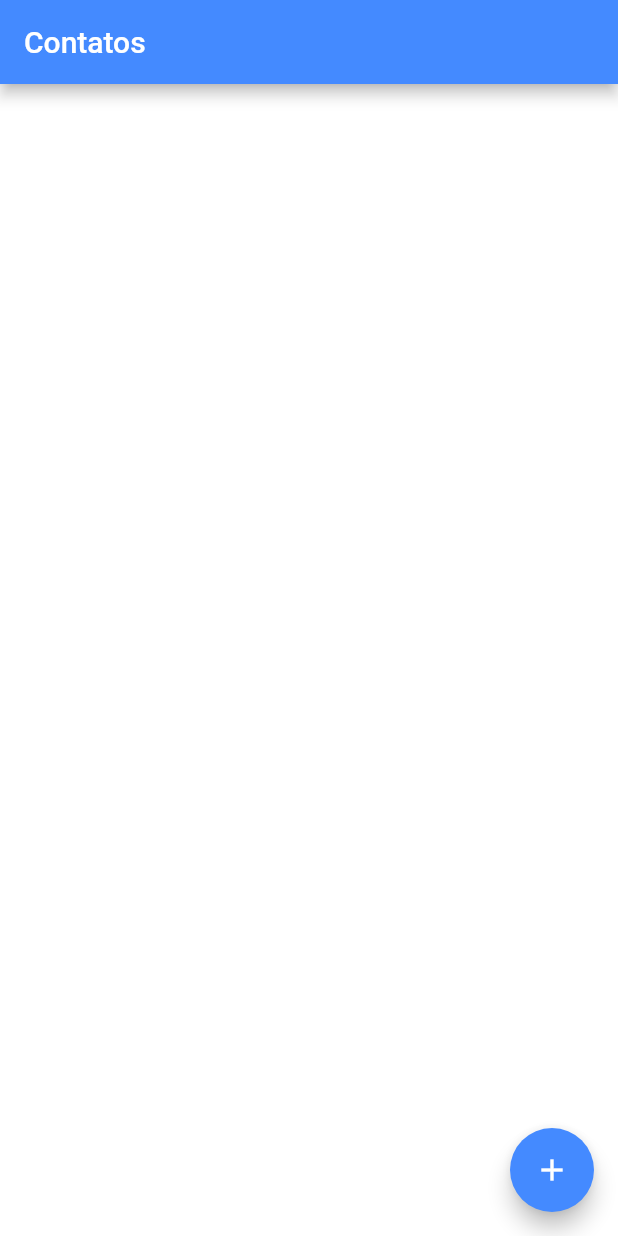
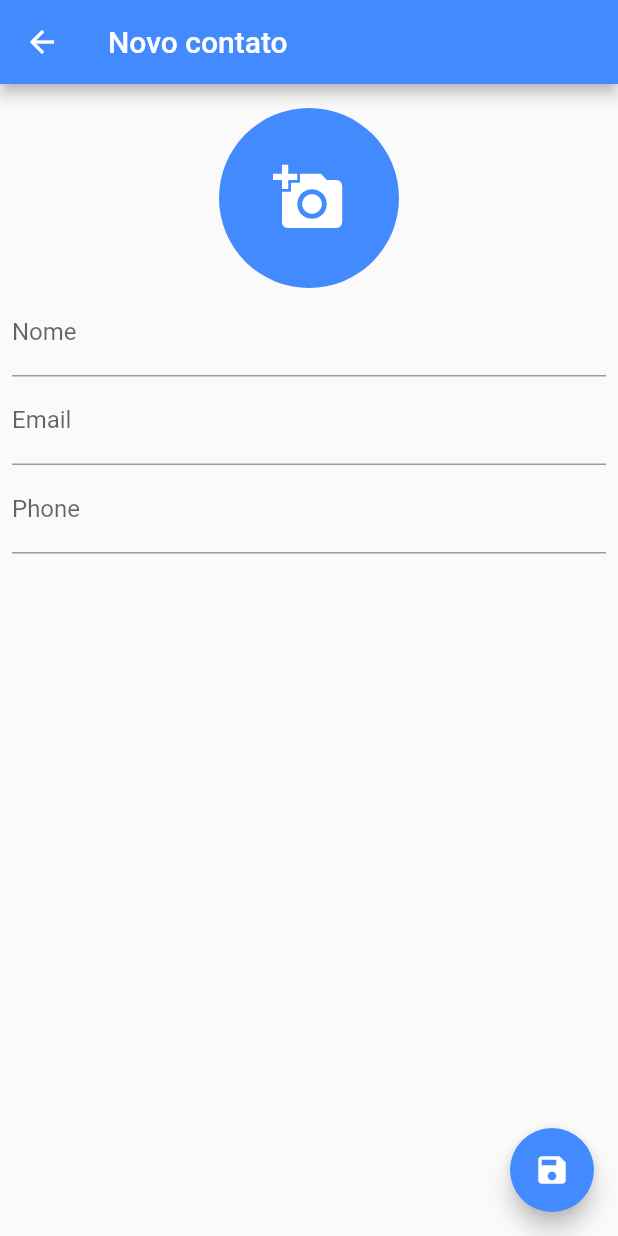
Before and after one commit to gabrielferreir/starting-with-flutter, a Flutter app: the screen it shows after launch, after a tap on the "add" icon, on a phone screen of 412 x 824 dp. Run offline on Flutter 3.47's test engine with Material 2 defaults, Android fonts, the phone set to English and light mode, and no system bars; our stand-ins replace share, sqflite, transparent_image; accounts and stored records are empty.

Commit message:
Iniciando agenda

```diff
--- /dev/null
+++ b/agenda/lib/contact.dart
@@ -0,0 +1,118 @@
+import 'dart:io';
+
+import 'package:agenda/helpers/contact_helper.dart';
+import 'package:flutter/material.dart';
+
+class ContactPage extends StatefulWidget {
+  final Contact contact;
+
+  ContactPage({this.contact});
+
+  @override
+  _ContactPageState createState() => _ContactPageState();
+}
+
+class _ContactPageState extends State<ContactPage> {
+  final TextEditingController _nameController = TextEditingController();
+  final TextEditingController _emailController = TextEditingController();
+  final TextEditingController _phoneController = TextEditingController();
+
+  final _nameFocus = FocusNode();
+
+  bool _userEdited;
+  Contact _editedContact;
+
+  @override
+  void initState() {
+    super.initState();
+
+    if (widget.contact == null) {
+      _editedContact = Contact();
+    } else {
+      _editedContact = Contact.fromMap(widget.contact.toMap());
+
+      _nameController.text = _editedContact.name;
+      _emailController.text = _editedContact.email;
+      _phoneController.text = _editedContact.phone;
+    }
+  }
+
+  @override
+  Widget build(BuildContext context) {
+    return Scaffold(
+      appBar: AppBar(
+        backgroundColor: Colors.blueAccent,
+        title: Text(_editedContact.name ?? 'Novo contato'),
+      ),
+      floatingActionButton: FloatingActionButton(
+        onPressed: () {
+          if (_editedContact.name != null && _editedContact.name.isNotEmpty) {
+            Navigator.pop(context, _editedContact);
+          } else {
+            FocusScope.of(context).requestFocus(_nameFocus);
+          }
+        },
+        child: Icon(Icons.save),
+        backgroundColor: Colors.blueAccent,
+      ),
+      body: SingleChildScrollView(
+        padding: EdgeInsets.fromLTRB(8.0, 16.0, 8.0, 16.0),
+        child: Column(
+          crossAxisAlignment: CrossAxisAlignment.stretch,
+          children: <Widget>[
+            GestureDetector(
+              child: _contactImage(context),
+            ),
+            TextField(
+              controller: _nameController,
+              focusNode: _nameFocus,
+              decoration: InputDecoration(labelText: 'Nome'),
+              onChanged: (text) {
+                _userEdited = true;
+                setState(() {
+                  _editedContact.name = text;
+                });
+              },
+            ),
+            TextField(
+              controller: _emailController,
+              decoration: InputDecoration(labelText: 'Email'),
+              onChanged: (text) {
+                _userEdited = true;
+                _editedContact.email = text;
+              },
+              keyboardType: TextInputType.emailAddress,
+            ),
+            TextField(
+              controller: _phoneController,
+              decoration: InputDecoration(labelText: 'Phone'),
+              onChanged: (text) {
+                _userEdited = true;
+                _editedContact.phone = text;
+              },
+              keyboardType: TextInputType.phone,
+            )
+          ],
+        ),
+      ),
+    );
+  }
+
+  Widget _contactImage(BuildContext context) {
+    return Container(
+      width: 120.0,
+      height: 120.0,
+      decoration:
+          BoxDecoration(shape: BoxShape.circle, color: Colors.blueAccent),
+      child: this._editedContact.img != 'paz'
+          ? Icon(
+              Icons.add_a_photo,
+              color: Colors.white,
+              size: 48.0,
+            )
+          : Image(
+              image: FileImage(File(_editedContact.img)),
+            ),
+    );
+  }
+}
--- a/agenda/lib/helpers/contact_helper.dart
+++ b/agenda/lib/helpers/contact_helper.dart
@@ -39,6 +39,7 @@ class ContactHelper {
   }
 
   Future<Contact> saveContact(Contact contact) async {
+    print(contact);
     Database dbContact = await db;
     contact.id = await dbContact.insert(contactTable, contact.toMap());
     return contact;
--- a/agenda/lib/home.dart
+++ b/agenda/lib/home.dart
@@ -1,5 +1,5 @@
 import 'dart:io';
-
+import 'package:agenda/contact.dart';
 import 'package:agenda/helpers/contact_helper.dart';
 import 'package:flutter/material.dart';
 
@@ -23,12 +23,7 @@ class _HomeState extends State<Home> {
 //
 //    helper.saveContact(c);
 
-    helper.getAllContacts().then((onValue) {
-//      print(onValue);
-      setState(() {
-        contacts = onValue;
-      });
-    });
+    _getAllContacts();
   }
 
   @override
@@ -40,7 +35,9 @@ class _HomeState extends State<Home> {
         ),
         backgroundColor: Colors.white,
         floatingActionButton: FloatingActionButton(
-          onPressed: () {},
+          onPressed: () {
+            _showContactPage();
+          },
           child: Icon(Icons.add),
           backgroundColor: Colors.blueAccent,
         ),
@@ -66,9 +63,15 @@ class _HomeState extends State<Home> {
                 child: Column(
                   crossAxisAlignment: CrossAxisAlignment.start,
                   children: <Widget>[
-                    Text(this.contacts[index].name, style: TextStyle(fontSize: 18.0, fontWeight: FontWeight.bold),),
-                    Text(this.contacts[index].email, style: TextStyle(fontSize: 14.0)),
-                    Text(this.contacts[index].phone, style: TextStyle(fontSize: 14.0)),
+                    Text(
+                      this.contacts[index].name,
+                      style: TextStyle(
+                          fontSize: 18.0, fontWeight: FontWeight.bold),
+                    ),
+                    Text(this.contacts[index].email,
+                        style: TextStyle(fontSize: 14.0)),
+                    Text(this.contacts[index].phone,
+                        style: TextStyle(fontSize: 14.0)),
                   ],
                 ),
               )
@@ -76,6 +79,9 @@ class _HomeState extends State<Home> {
           ),
         ),
       ),
+      onTap: () {
+        _showContactPage(contact: contacts[index]);
+      },
     );
   }
 
@@ -89,7 +95,7 @@ class _HomeState extends State<Home> {
         shape: BoxShape.circle,
         color: Colors.blueAccent,
       ),
-      child: this.contacts[index].img == 'paz'
+      child: this.contacts[index].img == null
           ? Icon(
               Icons.person,
               color: Colors.white,
@@ -99,4 +105,25 @@ class _HomeState extends State<Home> {
             ),
     );
   }
+
+  void _showContactPage({Contact contact}) async {
+    final recContact = await Navigator.push(context,
+        MaterialPageRoute(builder: (context) => ContactPage(contact: contact)));
+    if (recContact != null) {
+      if (contact != null) {
+        await helper.updateContact(recContact);
+      } else {
+        await helper.saveContact(recContact);
+      }
+      _getAllContacts();
+    }
+  }
+
+  void _getAllContacts() {
+    helper.getAllContacts().then((onValue) {
+      setState(() {
+        contacts = onValue;
+      });
+    });
+  }
 }
--- a/agenda/lib/main.dart
+++ b/agenda/lib/main.dart
@@ -1,6 +1,8 @@
+import 'package:agenda/contact.dart';
 import 'package:agenda/home.dart';
 import 'package:flutter/material.dart';
 
 void main() => runApp(MaterialApp(
-  home: Home(),
-));
+      home: Home(),
+      debugShowCheckedModeBanner: false,
+    ));
```
